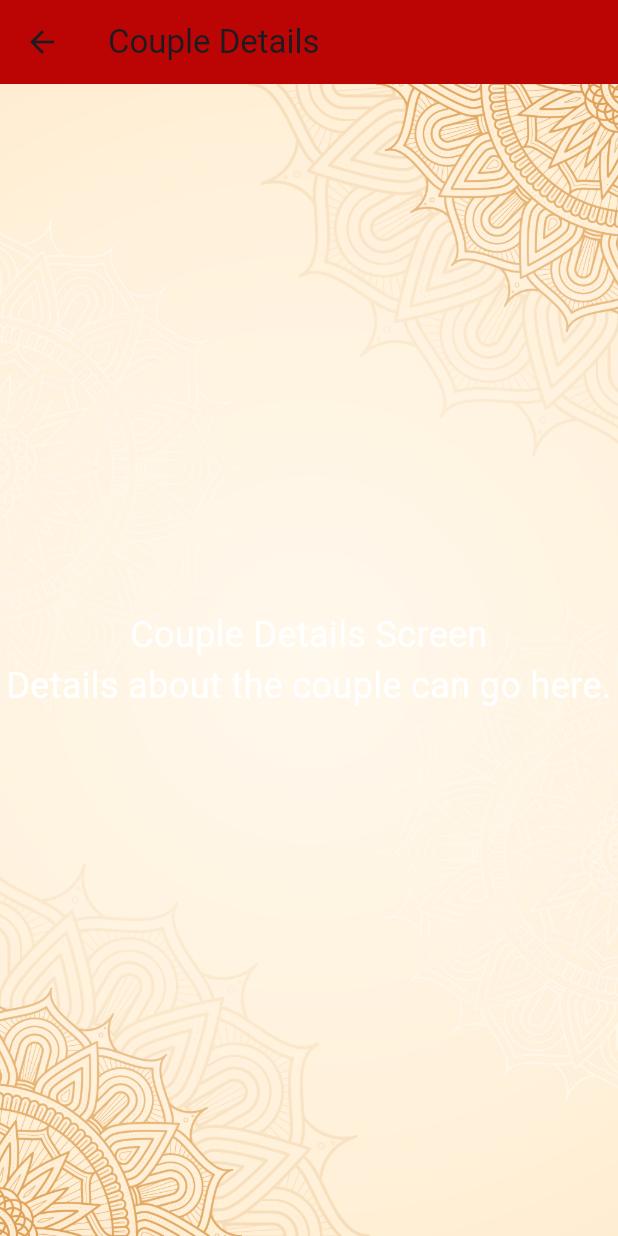
After one commit to CyborLK/aurudu_app, a Flutter app: the screen it shows after launch, after a tap on "kele;a iSÜgqj 2025", on a phone screen of 412 x 824 dp. The commit adds this screen. Run offline on Flutter 3.47's test engine with Material 3 defaults, Android fonts, the phone set to English and light mode, and no system bars; our stand-ins replace audioplayers; Roboto replaces fonts that are missing (TharuDigitalNikini); project files that could hold a hidden picture were left out.

Commit message:
dashboard navigation updated

```diff
--- a/lib/dashboard_screen.dart
+++ b/lib/dashboard_screen.dart
@@ -2,6 +2,9 @@ import 'package:flutter/material.dart';
 import 'dart:async';
 import 'package:audioplayers/audioplayers.dart';
 import '../widgets/custom_app_bar.dart';
+import 'screens/timer_details_screen.dart'; // Import the new screens
+import 'screens/couple_details_screen.dart';
+import 'screens/compass_details_screen.dart';
 
 class DashboardScreen extends StatefulWidget {
   const DashboardScreen({super.key});
@@ -105,7 +108,18 @@ class _DashboardScreenState extends State<DashboardScreen> {
 
                         const SizedBox(height: 10),
 
-                        _buildCard(
+                        // First Card (Timer Card) - Clickable
+                        InkWell(
+                          onTap: () {
+                            Navigator.push(
+                              context,
+                              MaterialPageRoute(
+                                builder: (context) => const TimerDetailsScreen(),
+                              ),
+                            );
+                          },
+                          borderRadius: BorderRadius.circular(20),
+                          child: _buildCard(
                             Column(
                               children: [
                                 const Text(
@@ -138,8 +152,20 @@ class _DashboardScreenState extends State<DashboardScreen> {
                               ],
                             ),
                           ),
+                        ),
 
-                        _buildCard(
+                        // Second Card (Couple Card) - Clickable
+                        InkWell(
+                          onTap: () {
+                            Navigator.push(
+                              context,
+                              MaterialPageRoute(
+                                builder: (context) => const CoupleDetailsScreen(),
+                              ),
+                            );
+                          },
+                          borderRadius: BorderRadius.circular(20),
+                          child: _buildCard(
                             Row(
                               children: [
                                 Image.asset(
@@ -158,12 +184,24 @@ class _DashboardScreenState extends State<DashboardScreen> {
                               ],
                             ),
                           ),
+                        ),
 
-                        _buildCard(
+                        // Third Card (Compass Card) - Clickable
+                        InkWell(
+                          onTap: () {
+                            Navigator.push(
+                              context,
+                              MaterialPageRoute(
+                                builder: (context) => const CompassDetailsScreen(),
+                              ),
+                            );
+                          },
+                          borderRadius: BorderRadius.circular(20),
+                          child: _buildCard(
                             Row(
                               children: [
                                 Image.asset(
-                                'assets/images/compass.png', // Ensure this path matches your file location
+                                  'assets/images/compass.png',
                                   width: 40,
                                   height: 40,
                                 ),
@@ -180,6 +218,7 @@ class _DashboardScreenState extends State<DashboardScreen> {
                                   ),
                                 ),
                               ],
+                            ),
                           ),
                         ),
 
--- /dev/null
+++ b/lib/screens/couple_details_screen.dart
@@ -0,0 +1,34 @@
+import 'package:flutter/material.dart';
+
+class CoupleDetailsScreen extends StatelessWidget {
+  const CoupleDetailsScreen({super.key});
+
+  @override
+  Widget build(BuildContext context) {
+    return Scaffold(
+      appBar: AppBar(
+        title: const Text('Couple Details'),
+        backgroundColor: const Color(0xFFBB0404),
+      ),
+      body: Container(
+        decoration: const BoxDecoration(
+          image: DecorationImage(
+            image: AssetImage('assets/images/background.jpg'),
+            fit: BoxFit.cover,
+          ),
+        ),
+        child: const Center(
+          child: Text(
+            'Couple Details Screen\nDetails about the couple can go here.',
+            textAlign: TextAlign.center,
+            style: TextStyle(
+              fontSize: 24,
+              color: Colors.white,
+              fontFamily: 'TharuDigitalNikini',
+            ),
+          ),
+        ),
+      ),
+    );
+  }
+}
```
Also changed, not shown: lib/screens/compass_details_screen.dart (added, +34 -0 lines), lib/screens/timer_details_screen.dart (added, +34 -0 lines). Lines whose indentation alone changed are shown as unchanged.
